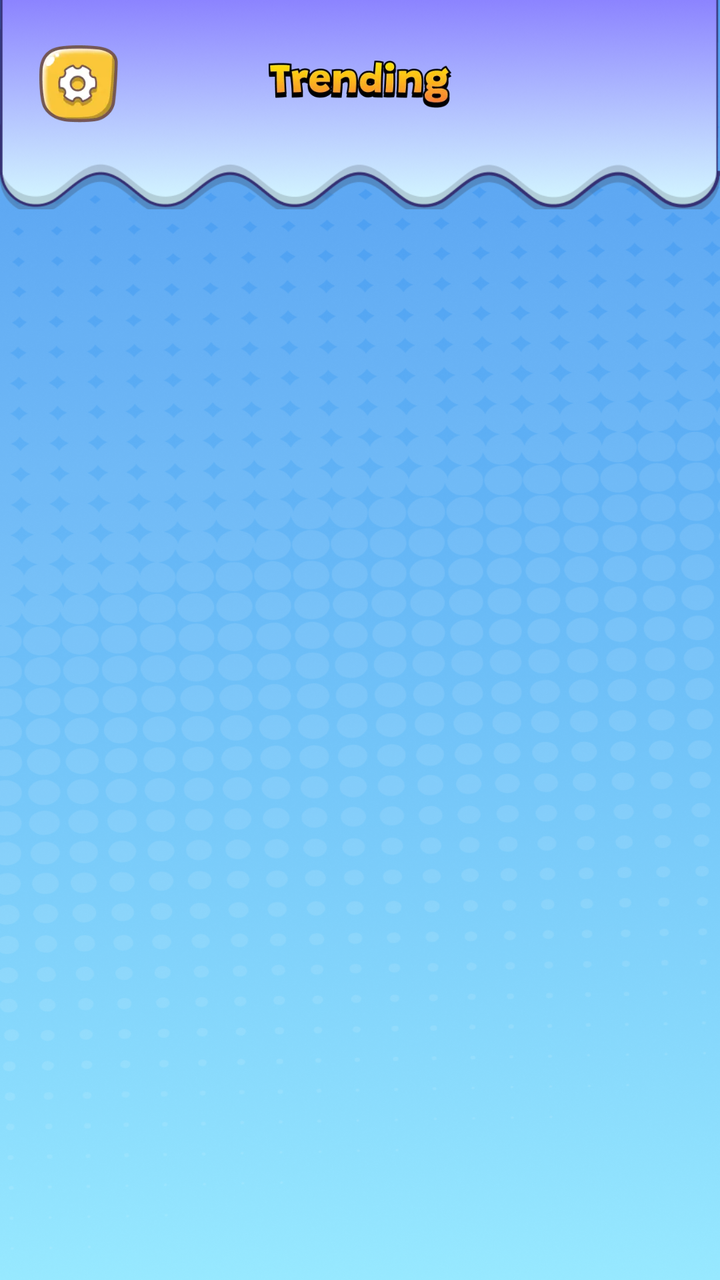
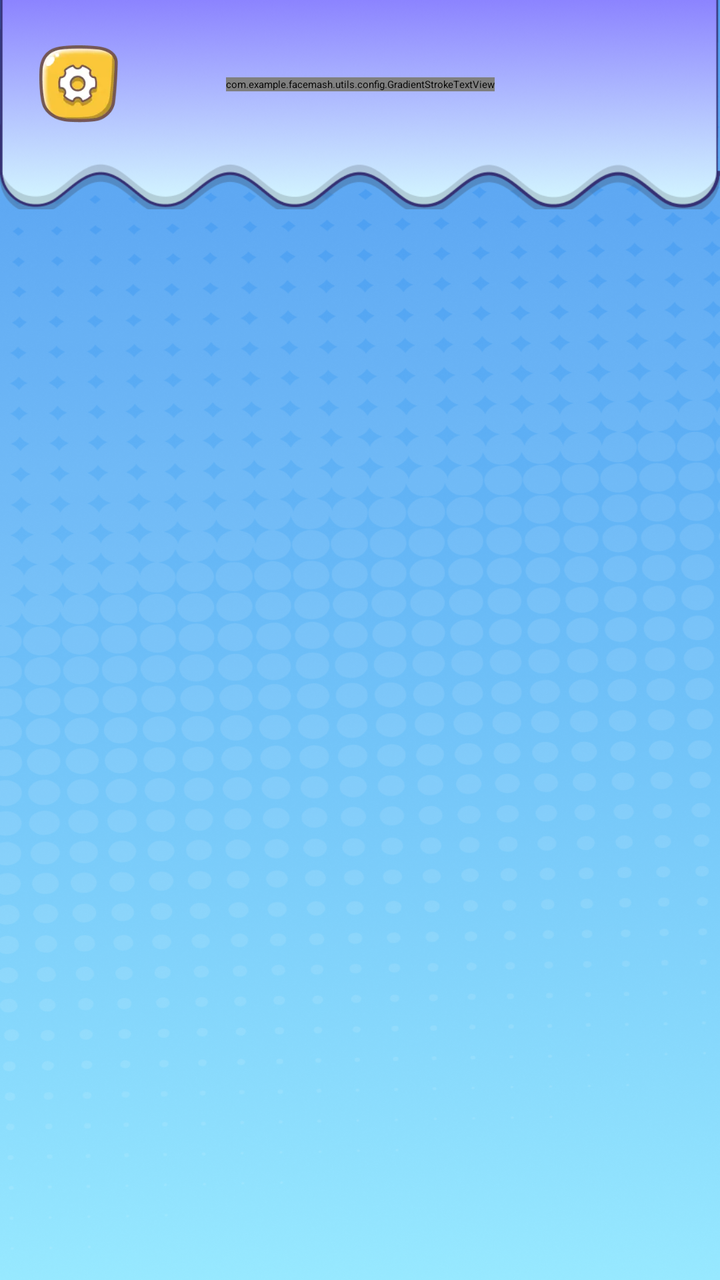

Before-and-after screenshots of an Android layout around one commit, followed by the original layout XML and the change that was made.
<!-- AndroidManifest.xml: application theme Theme.App.Starting -->
<!-- res/layout/fragment_home_trending.xml -->
<?xml version="1.0" encoding="utf-8"?>
<androidx.constraintlayout.widget.ConstraintLayout
    xmlns:android="http://schemas.android.com/apk/res/android"
    xmlns:app="http://schemas.android.com/apk/res-auto"
    xmlns:tools="http://schemas.android.com/tools"
    android:layout_width="match_parent"
    android:layout_height="match_parent"
    android:background="@drawable/bg_home">

    <androidx.constraintlayout.widget.Guideline
        android:id="@+id/my_horizontal_guideline"
        android:layout_width="wrap_content"
        android:layout_height="wrap_content"
        android:orientation="horizontal"
        app:layout_constraintGuide_percent="0.0658" />

    <ImageView
        android:id="@+id/img_above"
        android:layout_width="match_parent"
        android:layout_height="0dp"
        android:scaleType="centerCrop"
        android:src="@drawable/bg_home_above"
        app:layout_constraintDimensionRatio="412:120"
        app:layout_constraintTop_toTopOf="parent"/>

    <ImageView
        android:id="@+id/btn_setting"
        android:layout_width="@dimen/_36sdp"
        android:layout_height="@dimen/_36sdp"
        android:layout_marginStart="@dimen/_18sdp"
        android:src="@drawable/ic_setting"
        app:layout_constraintStart_toStartOf="parent"
        app:layout_constraintBottom_toBottomOf="@id/my_horizontal_guideline"
        app:layout_constraintTop_toTopOf="@id/my_horizontal_guideline"/>

    <ImageView
        android:id="@+id/bg_all_game"
        android:layout_width="@dimen/_140sdp"
        android:layout_height="0dp"
        app:layout_constraintDimensionRatio="154:24"
        android:src="@drawable/tv_trending_selected"
        app:layout_constraintStart_toStartOf="parent"
        app:layout_constraintEnd_toEndOf="parent"
        app:layout_constraintBottom_toBottomOf="@id/my_horizontal_guideline"
        app:layout_constraintTop_toTopOf="@id/my_horizontal_guideline"/>

    <androidx.recyclerview.widget.RecyclerView
        android:id="@+id/rcv_tag"
        android:layout_width="match_parent"
        android:layout_height="wrap_content"
        android:layout_margin="8dp"
        app:layout_constraintTop_toBottomOf="@+id/img_above" />

    <androidx.viewpager2.widget.ViewPager2
        android:id="@+id/view_pager"
        android:layout_width="0dp"
        android:layout_height="0dp"
        android:layout_marginTop="8dp"
        app:layout_constraintBottom_toBottomOf="parent"
        app:layout_constraintEnd_toEndOf="parent"
        app:layout_constraintStart_toStartOf="parent"
        app:layout_constraintTop_toBottomOf="@+id/rcv_tag" />

</androidx.constraintlayout.widget.ConstraintLayout>
<!-- resources referenced by this layout -->
<resources>
  <dimen name="_140sdp">432.73dp</dimen>
  <dimen name="_18sdp">55.64dp</dimen>
  <dimen name="_36sdp">111.27dp</dimen>
  <!-- drawable bg_home: png bitmap (drawable, 736653 bytes) -->
  <!-- drawable bg_home_above: png bitmap (drawable, 69369 bytes) -->
  <!-- drawable ic_setting: webp bitmap (drawable, 2838 bytes) -->
  <!-- drawable tv_trending_selected: webp bitmap (drawable, 5866 bytes) -->
  <style name="Theme.App.Starting" parent="Theme.SplashScreen">
          <item name="windowSplashScreenBackground">@color/white</item>
          <item name="windowSplashScreenAnimatedIcon">@mipmap/ic_launcher</item>
          <item name="postSplashScreenTheme">@style/Theme.MyApp</item>
      </style>
  <color name="white">#FFFFFFFF</color>
  <style name="Theme.MyApp" parent="Theme.MaterialComponents.DayNight.NoActionBar">
      </style>
</resources>

<!-- the commit's change to res/layout/fragment_home_trending.xml (unified diff, before → after) -->
@@ -33,16 +33,25 @@
         app:layout_constraintBottom_toBottomOf="@id/my_horizontal_guideline"
         app:layout_constraintTop_toTopOf="@id/my_horizontal_guideline"/>
 
-    <ImageView
-        android:id="@+id/bg_all_game"
-        android:layout_width="@dimen/_140sdp"
-        android:layout_height="0dp"
-        app:layout_constraintDimensionRatio="154:24"
-        android:src="@drawable/tv_trending_selected"
+    <com.example.facemash.utils.config.GradientStrokeTextView
+        android:id="@+id/tv_trending_title"
+        android:layout_width="wrap_content"
+        android:layout_height="wrap_content"
+        android:fontFamily="@font/grandstander_extrabold"
+        android:gravity="center"
+        android:text="@string/trending"
+        app:gradientEndColor="#F6B454"
+        app:gradientStartColor="#FEE902"
+        android:textColor="@color/white"
+        android:textSize="@dimen/_24ssp"
+        app:layout_constraintBottom_toBottomOf="@id/my_horizontal_guideline"
+        app:layout_constraintEnd_toEndOf="parent"
         app:layout_constraintStart_toStartOf="parent"
-        app:layout_constraintEnd_toEndOf="parent"
-        app:layout_constraintBottom_toBottomOf="@id/my_horizontal_guideline"
-        app:layout_constraintTop_toTopOf="@id/my_horizontal_guideline"/>
+        app:layout_constraintTop_toTopOf="@id/my_horizontal_guideline"
+        app:shadowColor="#000000"
+        app:shadowDy="2dp"
+        app:strokeColor="@color/black"
+        app:strokeWidth="1.5dp" />
 
     <androidx.recyclerview.widget.RecyclerView
         android:id="@+id/rcv_tag"
<!-- resource entries referenced after the edit -->
@@ -1,12 +1,13 @@
 <!-- resources referenced by this layout -->
 <resources>
-  <dimen name="_140sdp">432.73dp</dimen>
+  <color name="black">#FF000000</color>
   <dimen name="_18sdp">55.64dp</dimen>
+  <dimen name="_24ssp">81.60sp</dimen>
   <dimen name="_36sdp">111.27dp</dimen>
   <!-- drawable bg_home: png bitmap (drawable, 736653 bytes) -->
   <!-- drawable bg_home_above: png bitmap (drawable, 69369 bytes) -->
   <!-- drawable ic_setting: webp bitmap (drawable, 2838 bytes) -->
-  <!-- drawable tv_trending_selected: webp bitmap (drawable, 5866 bytes) -->
+  <string name="trending">Trending</string>
   <style name="Theme.App.Starting" parent="Theme.SplashScreen">
           <item name="windowSplashScreenBackground">@color/white</item>
           <item name="windowSplashScreenAnimatedIcon">@mipmap/ic_launcher</item>
